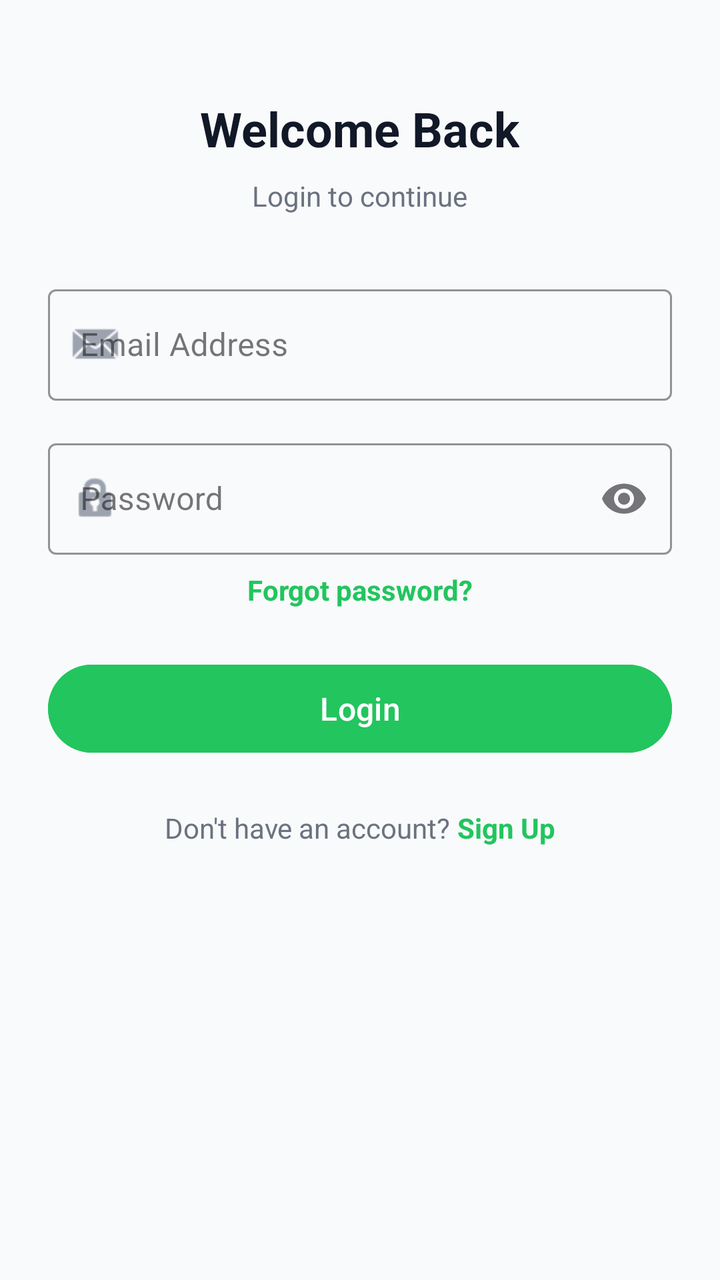
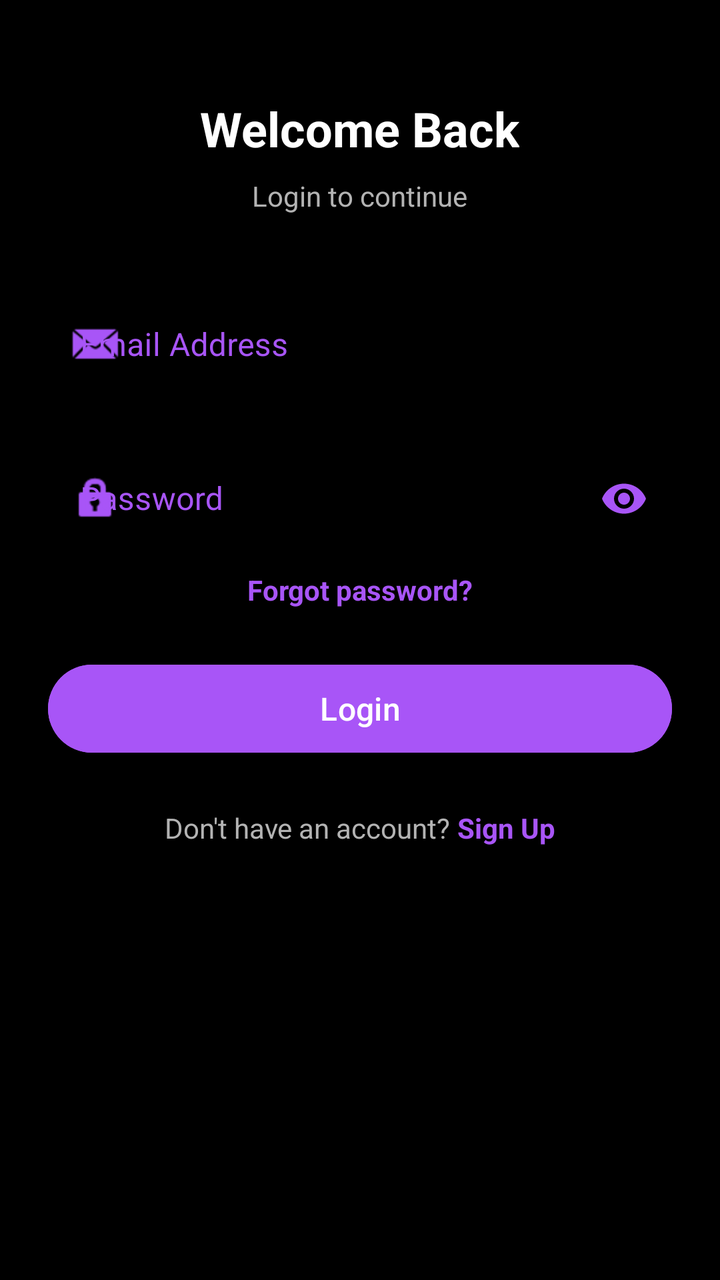

Two renders of the same Android screen: before a commit and after it. Below are the layout's source before the change and the commit's diff.
<!-- AndroidManifest.xml: application theme Theme.AutoEQ -->
<!-- res/layout/activity_login.xml -->
<?xml version="1.0" encoding="utf-8"?>
<ScrollView xmlns:android="http://schemas.android.com/apk/res/android"
    xmlns:app="http://schemas.android.com/apk/res-auto"
    android:layout_width="match_parent"
    android:layout_height="match_parent"
    android:background="#F9FAFB"
    android:fillViewport="true">

    <LinearLayout
        android:layout_width="match_parent"
        android:layout_height="wrap_content"
        android:orientation="vertical"
        android:padding="24dp"
        android:gravity="center_horizontal">

        
        <TextView
            android:layout_width="wrap_content"
            android:layout_height="wrap_content"
            android:layout_marginTop="24dp"
            android:text="Welcome Back"
            android:textColor="#111827"
            android:textSize="24sp"
            android:textStyle="bold" />

        
        <TextView
            android:layout_width="wrap_content"
            android:layout_height="wrap_content"
            android:layout_marginTop="8dp"
            android:text="Login to continue"
            android:textColor="#6B7280"
            android:textSize="14sp" />

        
        <com.google.android.material.textfield.TextInputLayout
            android:id="@+id/emailLayout"
            style="@style/Widget.MaterialComponents.TextInputLayout.OutlinedBox"
            android:layout_width="match_parent"
            android:layout_height="wrap_content"
            android:layout_marginTop="32dp"
            android:hint="Email Address"
            app:startIconDrawable="@android:drawable/sym_action_email"
            app:startIconTint="#9CA3AF"
            app:boxStrokeColor="#22C55E"
            app:hintTextColor="#22C55E">

            <com.google.android.material.textfield.TextInputEditText
                android:id="@+id/emailInput"
                android:layout_width="match_parent"
                android:layout_height="wrap_content"
                android:inputType="textEmailAddress" />

        </com.google.android.material.textfield.TextInputLayout>

        
        <com.google.android.material.textfield.TextInputLayout
            android:id="@+id/passwordLayout"
            style="@style/Widget.MaterialComponents.TextInputLayout.OutlinedBox"
            android:layout_width="match_parent"
            android:layout_height="wrap_content"
            android:layout_marginTop="16dp"
            android:hint="Password"
            app:startIconDrawable="@android:drawable/ic_lock_idle_lock"
            app:startIconTint="#9CA3AF"
            app:endIconMode="password_toggle"
            app:boxStrokeColor="#22C55E"
            app:hintTextColor="#22C55E">

            <com.google.android.material.textfield.TextInputEditText
                android:id="@+id/passwordInput"
                android:layout_width="match_parent"
                android:layout_height="wrap_content"
                android:inputType="textPassword" />

        </com.google.android.material.textfield.TextInputLayout>

        
        <TextView
            android:id="@+id/statusMessage"
            android:layout_width="match_parent"
            android:layout_height="wrap_content"
            android:layout_marginTop="16dp"
            android:gravity="center"
            android:textSize="14sp"
            android:visibility="gone" />

        <TextView
            android:id="@+id/forgotPasswordLink"
            android:layout_width="wrap_content"
            android:layout_height="wrap_content"
            android:layout_marginTop="8dp"
            android:text="Forgot password?"
            android:textColor="#22C55E"
            android:textSize="14sp"
            android:textStyle="bold"
            android:layout_gravity="center_horizontal" />

        
        <Button
            android:id="@+id/loginButton"
            android:layout_width="match_parent"
            android:layout_height="52dp"
            android:layout_marginTop="24dp"
            android:backgroundTint="#22C55E"
            android:text="Login"
            android:textAllCaps="false"
            android:textColor="#FFFFFF"
            android:textSize="16sp" />

        
        <LinearLayout
            android:layout_width="wrap_content"
            android:layout_height="wrap_content"
            android:layout_marginTop="24dp"
            android:layout_marginBottom="32dp"
            android:orientation="horizontal">

            <TextView
                android:layout_width="wrap_content"
                android:layout_height="wrap_content"
                android:text="Don\'t have an account? "
                android:textColor="#6B7280"
                android:textSize="14sp" />

            <TextView
                android:id="@+id/signUpLink"
                android:layout_width="wrap_content"
                android:layout_height="wrap_content"
                android:text="Sign Up"
                android:textColor="#22C55E"
                android:textSize="14sp"
                android:textStyle="bold" />

        </LinearLayout>

    </LinearLayout>

</ScrollView>
<!-- resources referenced by this layout -->
<resources>
  <style name="Theme.AutoEQ" parent="Base.Theme.AutoEQ" />
  <style name="Base.Theme.AutoEQ" parent="Theme.Material3.DayNight.NoActionBar">
          
          
      </style>
</resources>

<!-- the commit's change to res/layout/activity_login.xml (unified diff, before → after) -->
@@ -3,7 +3,7 @@
     xmlns:app="http://schemas.android.com/apk/res-auto"
     android:layout_width="match_parent"
     android:layout_height="match_parent"
-    android:background="#F9FAFB"
+    android:background="#000000"
     android:fillViewport="true">
 
     <LinearLayout
@@ -19,7 +19,7 @@
             android:layout_height="wrap_content"
             android:layout_marginTop="24dp"
             android:text="Welcome Back"
-            android:textColor="#111827"
+            android:textColor="#FFFFFF"
             android:textSize="24sp"
             android:textStyle="bold" />
 
@@ -29,7 +29,7 @@
             android:layout_height="wrap_content"
             android:layout_marginTop="8dp"
             android:text="Login to continue"
-            android:textColor="#6B7280"
+            android:textColor="#B3B3B3"
             android:textSize="14sp" />
 
         
@@ -40,15 +40,17 @@
             android:layout_height="wrap_content"
             android:layout_marginTop="32dp"
             android:hint="Email Address"
+            android:textColorHint="#A855F7"
             app:startIconDrawable="@android:drawable/sym_action_email"
-            app:startIconTint="#9CA3AF"
-            app:boxStrokeColor="#22C55E"
-            app:hintTextColor="#22C55E">
+            app:startIconTint="#A855F7"
+            app:boxStrokeColor="#A855F7"
+            app:hintTextColor="#A855F7">
 
             <com.google.android.material.textfield.TextInputEditText
                 android:id="@+id/emailInput"
                 android:layout_width="match_parent"
                 android:layout_height="wrap_content"
+                android:textColor="#FFFFFF"
                 android:inputType="textEmailAddress" />
 
         </com.google.android.material.textfield.TextInputLayout>
@@ -61,16 +63,19 @@
             android:layout_height="wrap_content"
             android:layout_marginTop="16dp"
             android:hint="Password"
+            android:textColorHint="#A855F7"
             app:startIconDrawable="@android:drawable/ic_lock_idle_lock"
-            app:startIconTint="#9CA3AF"
+            app:startIconTint="#A855F7"
             app:endIconMode="password_toggle"
-            app:boxStrokeColor="#22C55E"
-            app:hintTextColor="#22C55E">
+            app:endIconTint="#A855F7"
+            app:boxStrokeColor="#A855F7"
+            app:hintTextColor="#A855F7">
 
             <com.google.android.material.textfield.TextInputEditText
                 android:id="@+id/passwordInput"
                 android:layout_width="match_parent"
                 android:layout_height="wrap_content"
+                android:textColor="#FFFFFF"
                 android:inputType="textPassword" />
 
         </com.google.android.material.textfield.TextInputLayout>
@@ -82,6 +87,7 @@
             android:layout_height="wrap_content"
             android:layout_marginTop="16dp"
             android:gravity="center"
+            android:textColor="#FFFFFF"
             android:textSize="14sp"
             android:visibility="gone" />
 
@@ -91,7 +97,7 @@
             android:layout_height="wrap_content"
             android:layout_marginTop="8dp"
             android:text="Forgot password?"
-            android:textColor="#22C55E"
+            android:textColor="#A855F7"
             android:textSize="14sp"
             android:textStyle="bold"
             android:layout_gravity="center_horizontal" />
@@ -102,7 +108,7 @@
             android:layout_width="match_parent"
             android:layout_height="52dp"
             android:layout_marginTop="24dp"
-            android:backgroundTint="#22C55E"
+            android:backgroundTint="#A855F7"
             android:text="Login"
             android:textAllCaps="false"
             android:textColor="#FFFFFF"
@@ -120,7 +126,7 @@
                 android:layout_width="wrap_content"
                 android:layout_height="wrap_content"
                 android:text="Don\'t have an account? "
-                android:textColor="#6B7280"
+                android:textColor="#B3B3B3"
                 android:textSize="14sp" />
 
             <TextView
@@ -128,7 +134,7 @@
                 android:layout_width="wrap_content"
                 android:layout_height="wrap_content"
                 android:text="Sign Up"
-                android:textColor="#22C55E"
+                android:textColor="#A855F7"
                 android:textSize="14sp"
                 android:textStyle="bold" />
 
